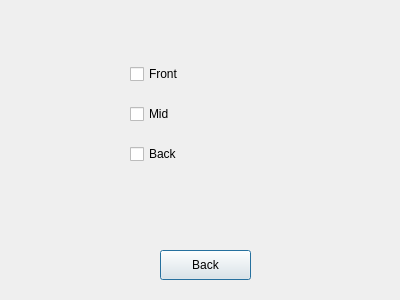
Above: InfotainmentSystem/interiorlights.ui from cstoner/code2college-embedded-systems-2025 before the change. Below: the same form after it.
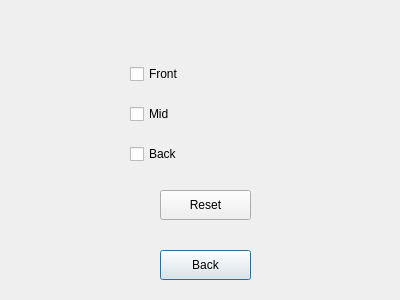
That is the form after the change.

```diff
--- a/InfotainmentSystem/interiorlights.ui
+++ b/InfotainmentSystem/interiorlights.ui
@@ -65,6 +65,19 @@
     <string>Back</string>
    </property>
   </widget>
+  <widget class="QPushButton" name="resetButton">
+   <property name="geometry">
+    <rect>
+     <x>160</x>
+     <y>190</y>
+     <width>91</width>
+     <height>30</height>
+    </rect>
+   </property>
+   <property name="text">
+    <string>Reset</string>
+   </property>
+  </widget>
  </widget>
  <resources/>
  <connections/>
```
